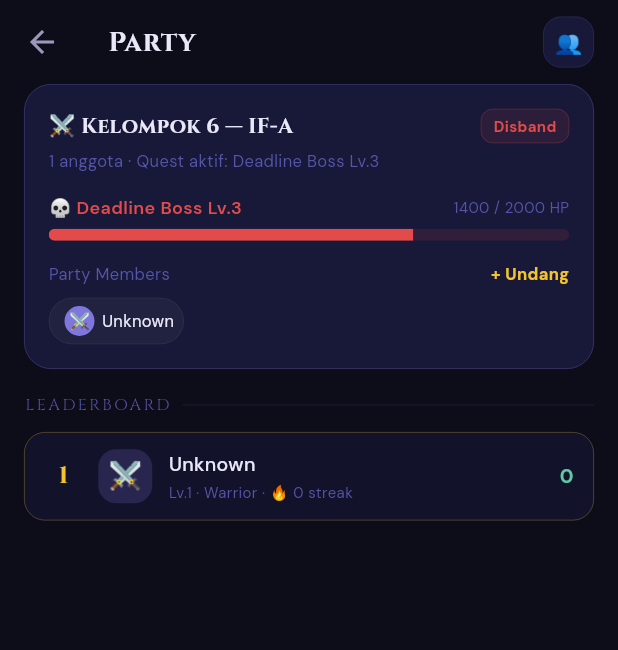
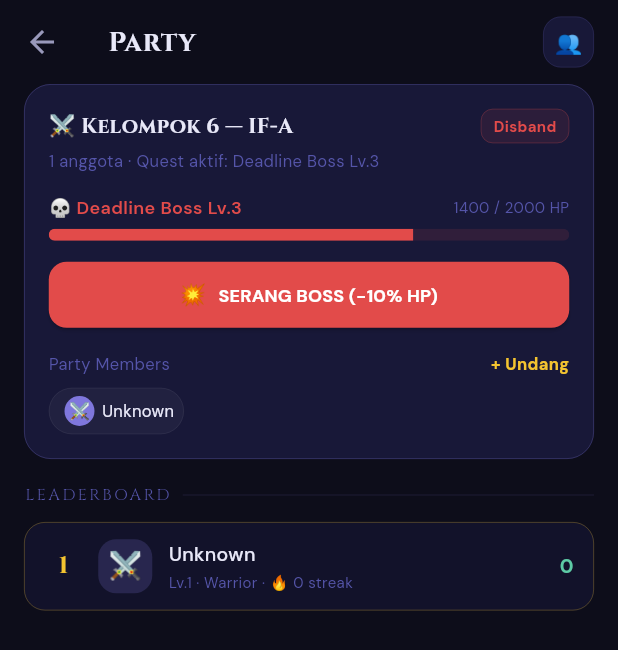
Before and after one commit to andiazhari1010-ctrl/tubes-flutter, a Flutter app: the PartyScreen screen opened directly, after a tap on "Buat Party", on a phone screen of 412 x 824 dp. Shown: the top 650 px of the screen. Run offline on Flutter 3.47's test engine with Material 3 defaults, Android fonts, the phone set to English and light mode, and no system bars; our stand-ins replace cloud_firestore, firebase_auth, firebase_core, google_fonts, google_sign_in, shared_preferences; missing offline and left inert: dart:html; accounts and stored records are empty.

Commit message:
Move global boss attack functionality exclusively to the Party page and disable direct home screen attacks

```diff
--- a/lib/screens/party_screen.dart
+++ b/lib/screens/party_screen.dart
@@ -117,6 +117,32 @@ class PartyScreen extends StatelessWidget {
                                 AlwaysStoppedAnimation<Color>(AppColors.red),
                           ),
                         ),
+                        if (activeBoss != null) ...[
+                          const SizedBox(height: 12),
+                          SizedBox(
+                            width: double.infinity,
+                            child: ElevatedButton.icon(
+                              onPressed: () {
+                                state.attackGlobalBoss(activeBoss.id);
+                              },
+                              icon: const Text('💥', style: TextStyle(fontSize: 14)),
+                              label: const Text(
+                                'SERANG BOSS (-10% HP)',
+                                style: TextStyle(
+                                    fontWeight: FontWeight.bold,
+                                    fontSize: 12),
+                              ),
+                              style: ElevatedButton.styleFrom(
+                                backgroundColor: AppColors.red,
+                                foregroundColor: Colors.white,
+                                padding: const EdgeInsets.symmetric(vertical: 12),
+                                shape: RoundedRectangleBorder(
+                                  borderRadius: BorderRadius.circular(12),
+                                ),
+                              ),
+                            ),
+                          ),
+                        ],
 
                         // Members
                         const SizedBox(height: 14),
```
Also changed, not shown: lib/widgets/common_widgets.dart (+6 -8 lines).
